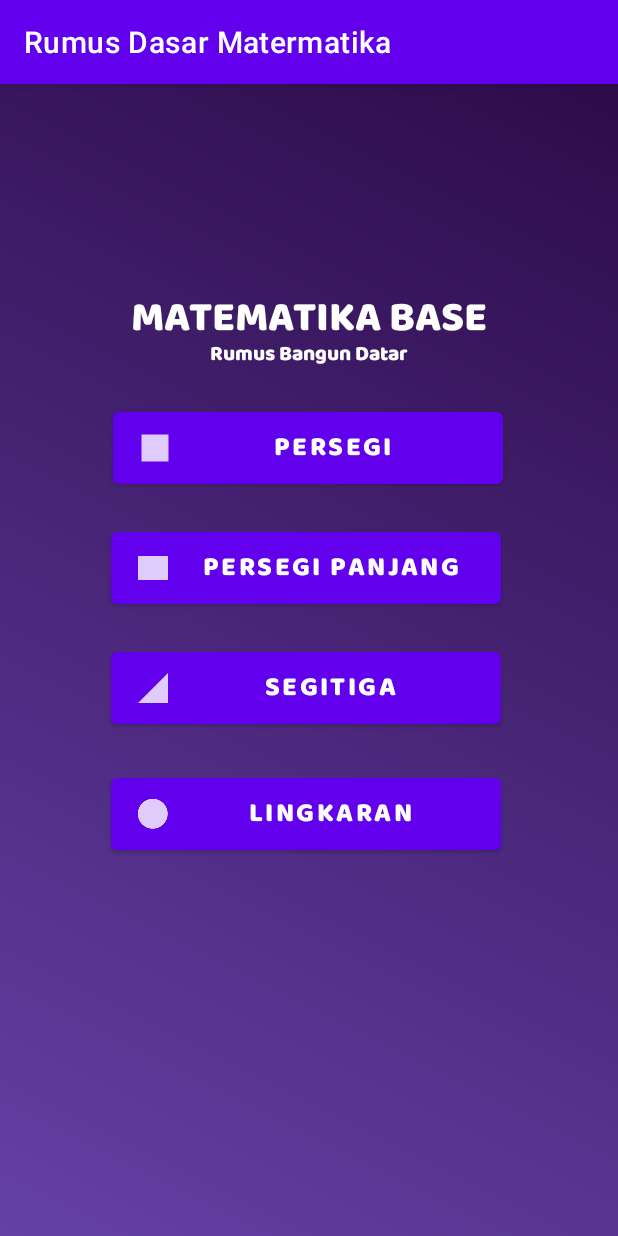
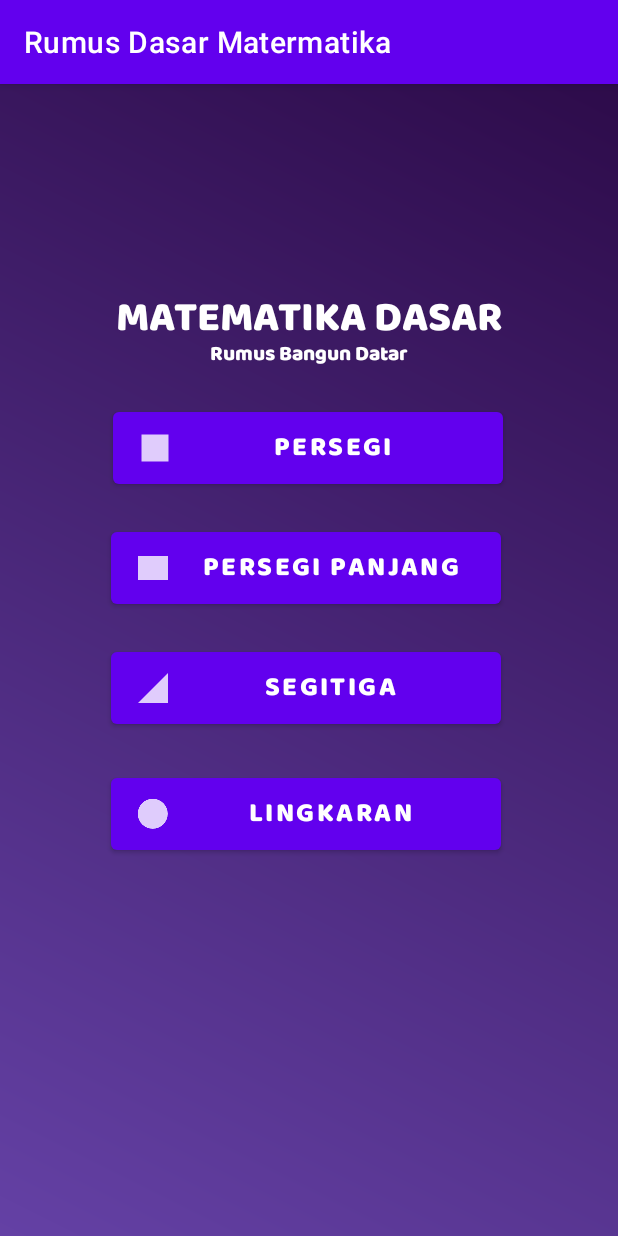
Before and after one commit to dzakwandhiya/AssessmenMopro, an Android app: the screen it shows after launch (MainActivity), on a phone screen of 412 x 824 dp. Run offline under Robolectric (Android 15) with nearby library versions, the phone set to English and light mode, and no system bars; Roboto replaces fonts that are not available here.

Commit message:
(Assessment 1)Update per 08:13 31/03/2023

```diff
--- a/app/src/main/java/com/example/rumusdasarmatermatika/RumusLingkaran.kt
+++ b/app/src/main/java/com/example/rumusdasarmatermatika/RumusLingkaran.kt
@@ -26,6 +26,6 @@ class RumusLingkaran : AppCompatActivity() {
             return
         }
         val jariHit = jari.toFloat()
-        binding.hasilLingkaranTextView.text = "Hasil : " + PHI*(jariHit*jariHit) + "cm²"
+        binding.hasilLingkaranTextView.text = "Hasil : " + PHI*jariHit*jariHit + "cm²"
     }
 }
--- a/app/src/main/res/values/strings.xml
+++ b/app/src/main/res/values/strings.xml
@@ -1,6 +1,6 @@
 <resources>
     <string name="app_name">Rumus Dasar Matermatika</string>
-    <string name="judul">MATEMATIKA BASE</string>
+    <string name="judul">MATEMATIKA DASAR</string>
     <string name="subJudul">Rumus Bangun Datar</string>
     <string name="persegiButton">Persegi</string>
     <string name="persegiPanjangButton">Persegi Panjang</string>
```
